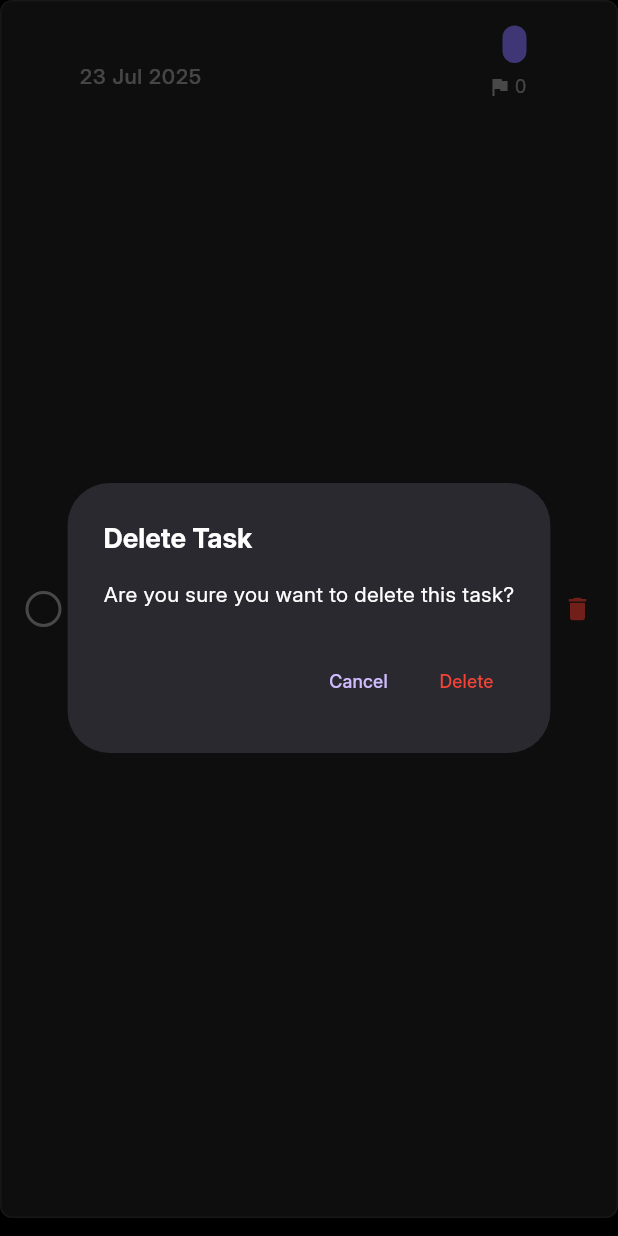
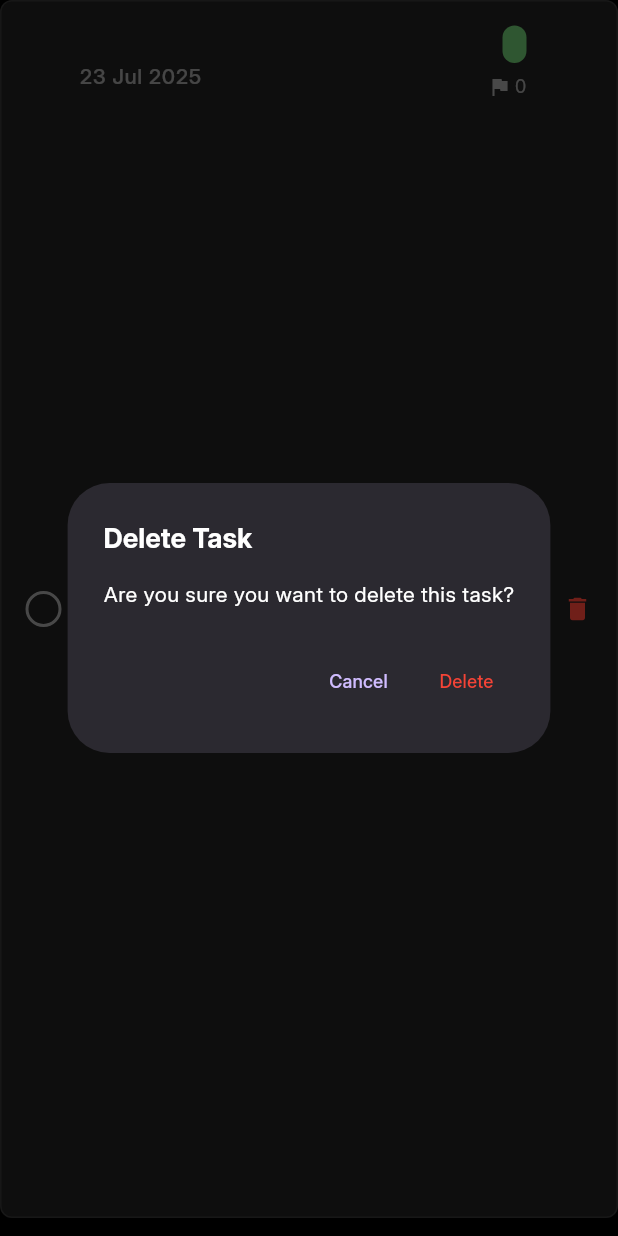
Before and after one commit to shaikhikram04/flutter-todo-app, a Flutter app: the TaskCard widget shown alone on an empty page, opened directly with empty values, after a tap on the "delete" icon, on a phone screen of 412 x 824 dp. Run offline on Flutter 3.47's test engine with Material 3 defaults, Android fonts, the light colour scheme and no system bars; our stand-ins replace equatable, flutter_bloc, sqflite; accounts and stored records are empty.

Commit message:
feat: added searching functionality on task screen

```diff
--- a/lib/core/utils/constants.dart
+++ b/lib/core/utils/constants.dart
@@ -50,6 +50,10 @@ class CategoryConstants {
       color: const Color(0xFF29B6F6), // Light Blue
     ),
   ];
+
+  static CategoryItem getCategoryByName(String categoryName) {
+   return categories.firstWhere((category) => categoryName == category.name, orElse:()=> categories.first);
+  }
 }
 
 class CategoryItem {
--- a/lib/features/tasks/presentation/bloc/task_event.dart
+++ b/lib/features/tasks/presentation/bloc/task_event.dart
@@ -45,3 +45,12 @@ class ToggleTaskCompletion extends TaskEvent {
   @override
   List<Object> get props => [task];
 }
+
+class SearchTaskEvent extends TaskEvent {
+  final String query;
+
+  const SearchTaskEvent(this.query);
+
+  @override
+  List<Object> get props => [query];
+}
--- a/lib/features/tasks/presentation/bloc/task_state.dart
+++ b/lib/features/tasks/presentation/bloc/task_state.dart
@@ -13,12 +13,14 @@ class TaskInitial extends TaskState {}
 class TaskLoading extends TaskState {}
 
 class TaskLoaded extends TaskState {
-  final List<Task> tasks;
+  final List<Task> allTasks;
+  final List<Task> filteredTasks;
 
-  const TaskLoaded(this.tasks);
+  const TaskLoaded(this.allTasks, {List<Task>? filtered})
+      : filteredTasks = filtered ?? allTasks;
 
   @override
-  List<Object> get props => [tasks];
+  List<Object> get props => [allTasks, filteredTasks];
 }
 
 class TaskError extends TaskState {
--- a/lib/features/tasks/presentation/widgets/task_card.dart
+++ b/lib/features/tasks/presentation/widgets/task_card.dart
@@ -1,6 +1,7 @@
 import 'package:flutter/material.dart';
 import 'package:flutter_bloc/flutter_bloc.dart';
 import 'package:intl/intl.dart';
+import 'package:up_todo/core/utils/constants.dart';
 import 'package:up_todo/features/tasks/domain/entities/task.dart';
 import 'package:up_todo/features/tasks/presentation/bloc/task_bloc.dart';
 import 'package:up_todo/features/tasks/presentation/bloc/task_event.dart';
@@ -11,16 +12,8 @@ class TaskCard extends StatelessWidget {
   const TaskCard({super.key, required this.task});
 
   Color _getCategoryColor(String category) {
-    switch (category.toLowerCase()) {
-      case 'university':
-        return const Color(0xFF8875FF);
-      case 'home':
-        return const Color(0xFFFF4757);
-      case 'work':
-        return const Color(0xFFFFA726);
-      default:
-        return const Color(0xFF8875FF);
-    }
+    final categoryColor =  CategoryConstants.getCategoryByName(category).color;
+    return categoryColor;
   }
 
   @override
```
Also changed, not shown: lib/features/tasks/presentation/bloc/task_bloc.dart (+17 -0 lines), lib/features/tasks/presentation/screens/task_screen.dart (+69 -23 lines), pubspec.lock, 2 other files.
